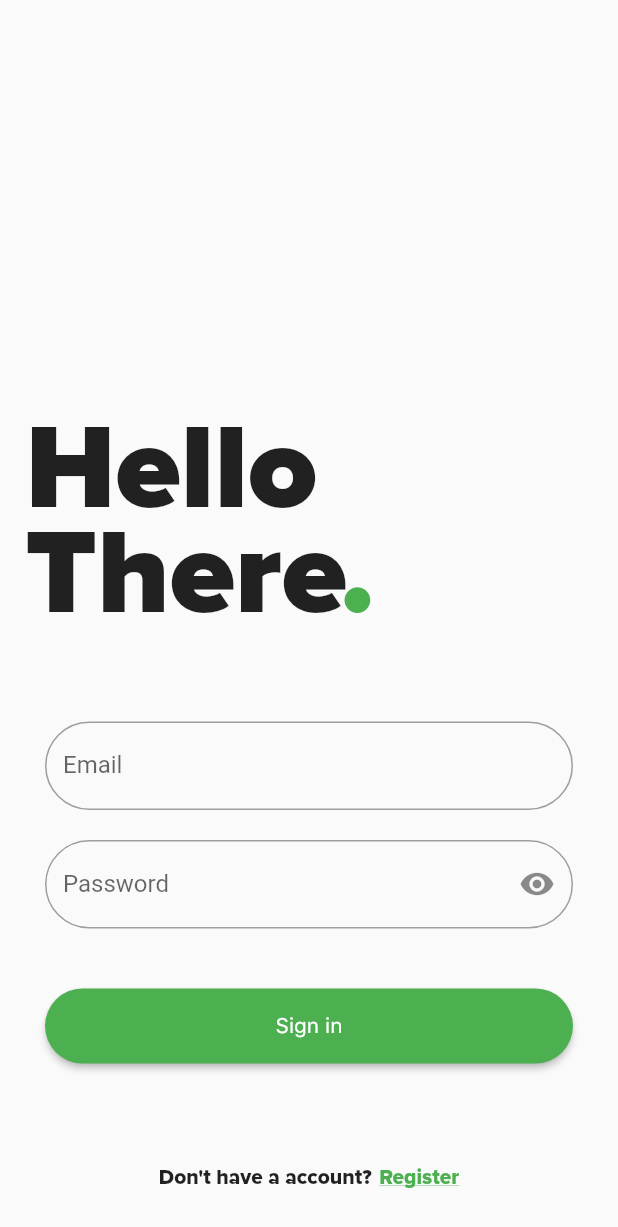
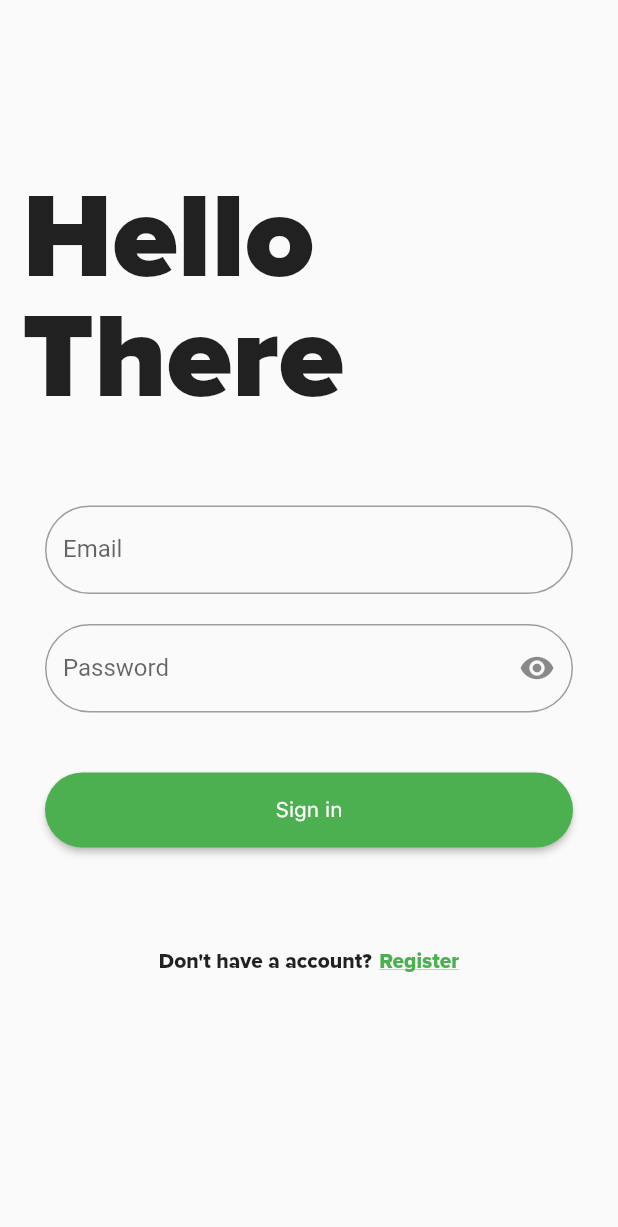
Before and after one commit to ahattangadi/order_vegetables, a Flutter app: the screen it shows after launch, on a phone screen of 412 x 824 dp. Shown: the top 1227 px of the screen. Run offline on Flutter 3.47's test engine with Material 2 defaults, Android fonts, the phone set to English and light mode, and no system bars; our stand-ins replace animated_splash_screen, bottom_navy_bar, cloud_firestore, firebase_auth, flutter_spinkit, fluttertoast and 3 more; missing offline and left inert: flutter_inappwebview, razorpay_flutter; accounts and stored records are empty; project files that could hold a hidden picture were left out.

Commit message:
Removeed responsiveness changes, Causing errors.

```diff
--- a/lib/screens/authenticate/sign_in.dart
+++ b/lib/screens/authenticate/sign_in.dart
@@ -40,19 +40,14 @@ class _SignInState extends State<SignIn> {
             child: MaterialApp(
                 home: Scaffold(
             resizeToAvoidBottomPadding: false,
-            body: SingleChildScrollView(
-              child: Column(
+            body: Column(
               crossAxisAlignment: CrossAxisAlignment.start,
               children: <Widget>[
                 Container(
                   child: Stack(
                     children: <Widget>[
                       Container(
-                          padding: EdgeInsets.fromLTRB(
-                              MediaQuery.of(context).size.width - 395,
-                              MediaQuery.of(context).size.height - 560,
-                              0,
-                              0),
+                        padding: EdgeInsets.fromLTRB(15, 110, 0, 0),
                         child: Text('Hello',
                             style: TextStyle(
                                 fontFamily: 'ProximaNovaBlack',
@@ -60,30 +55,13 @@ class _SignInState extends State<SignIn> {
                                 fontWeight: FontWeight.bold)),
                       ),
                       Container(
-                          padding: EdgeInsets.fromLTRB(
-                              MediaQuery.of(context).size.width - 395,
-                              MediaQuery.of(context).size.height - 490,
-                              0,
-                              0),
+                        padding: EdgeInsets.fromLTRB(15, 190, 0, 0),
                         child: Text('There',
                             style: TextStyle(
                                 fontSize: 80.0,
                                 fontFamily: 'ProximaNovaBlack',
                                 fontWeight: FontWeight.bold)),
                       ),
-                        Container(
-                          padding: EdgeInsets.fromLTRB(
-                              MediaQuery.of(context).size.width - 185,
-                              MediaQuery.of(context).size.height - 490,
-                              0.0,
-                              0.0),
-                          child: Text('.',
-                              style: TextStyle(
-                                  fontSize: 80.0,
-                                  fontFamily: 'ProximaNovaBlack',
-                                  fontWeight: FontWeight.bold,
-                                  color: Colors.green)),
-                        )
                     ],
                   ),
                 ),
@@ -216,7 +194,6 @@ class _SignInState extends State<SignIn> {
                 )
               ],
             ),
-            ),
           )));
   }
 }
```
Also changed, not shown: lib/screens/authenticate/register.dart (+1 -20 lines). Lines whose indentation alone changed are shown as unchanged.
